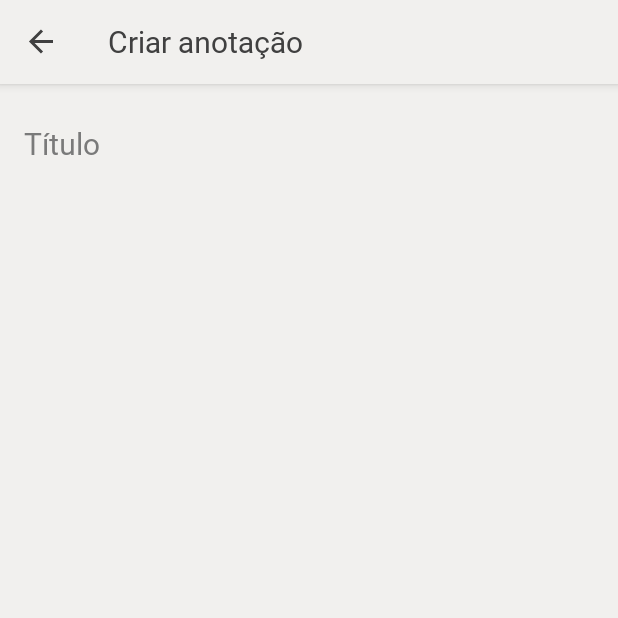
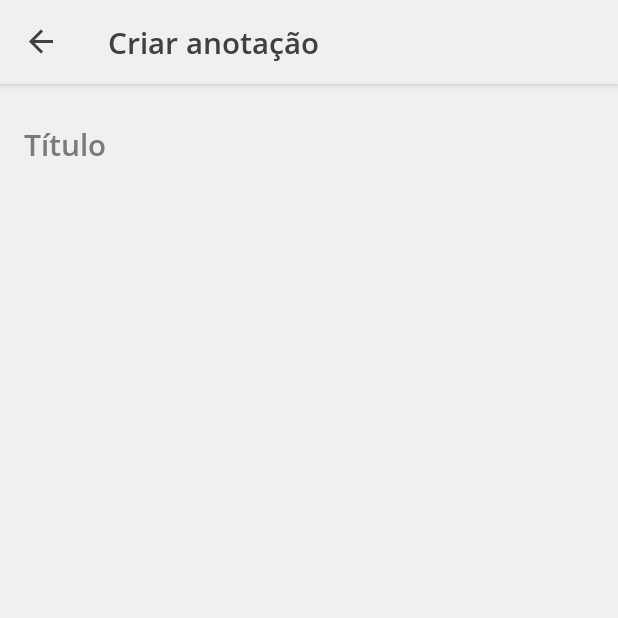
Before and after one commit to arturbruno17/Bloco-de-notas, an Android app: the CreateAnnotationFragment screen opened through its navigation route, on a phone screen of 412 x 824 dp, the top half of it. Run offline under Robolectric (Android 15) with nearby library versions, the phone set to English and light mode, and no system bars; our stand-ins replace data binding, navigation-ui.

Commit message:
style: Changing the font from Noto Sans JP to Open Sans

```diff
--- a/app/src/main/res/values/themes.xml
+++ b/app/src/main/res/values/themes.xml
@@ -18,7 +18,7 @@
     <style name="Heading">
         <item name="android:textSize">20sp</item>
         <item name="lineHeight">30sp</item>
-        <item name="fontFamily">@font/noto_sans</item>
+        <item name="fontFamily">@font/open_sans</item>
     </style>
 
     <style name="Body">
```
Also changed, not shown: app/src/main/res/font/open_sans.ttf (added).
